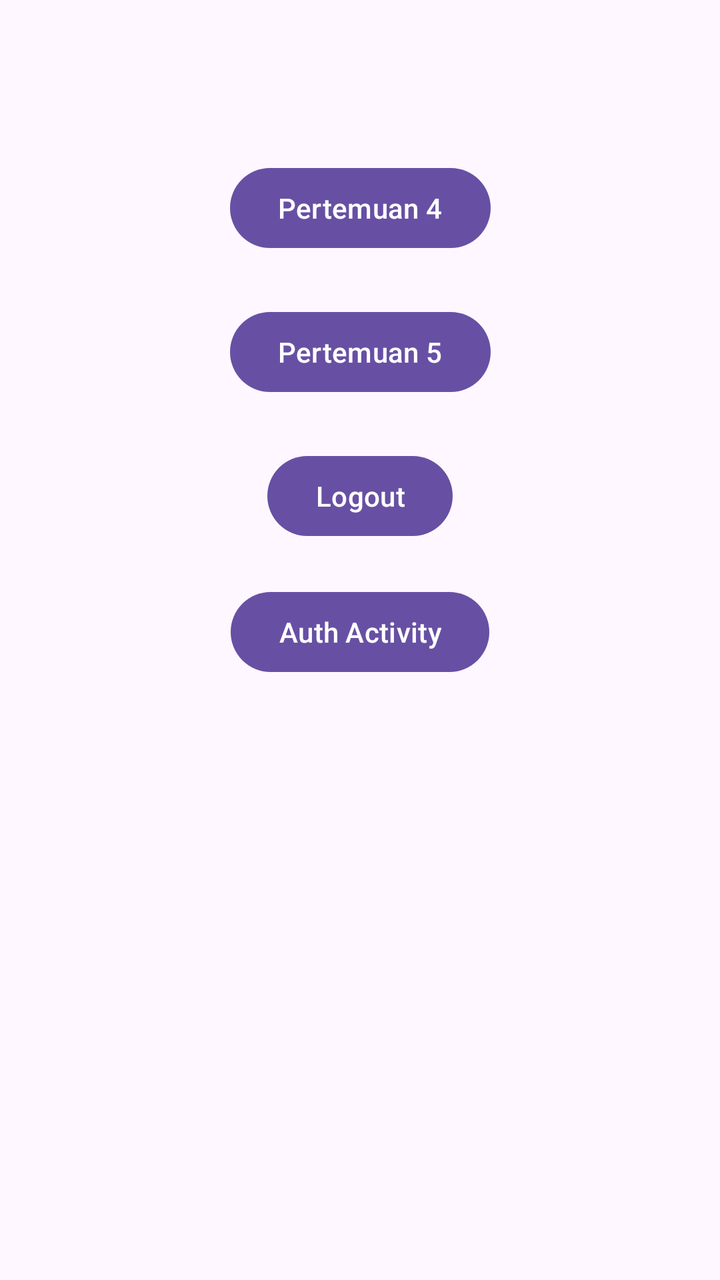
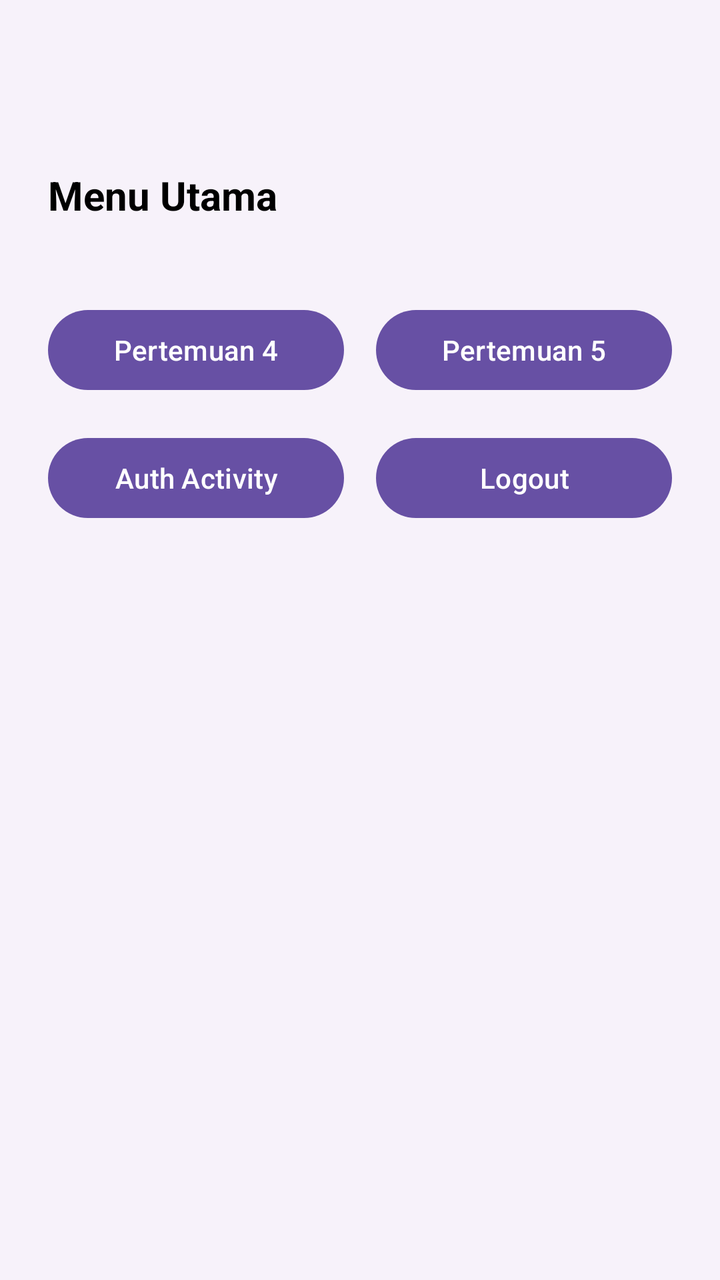

An Android layout rendered at two revisions. The XML below is the earlier revision; the diff shows what the commit changed to produce the second picture.
<!-- AndroidManifest.xml: application theme Theme.PratikumMobileRifa -->
<!-- res/layout/activity_main.xml -->
<?xml version="1.0" encoding="utf-8"?>
<androidx.constraintlayout.widget.ConstraintLayout xmlns:android="http://schemas.android.com/apk/res/android"
    xmlns:app="http://schemas.android.com/apk/res-auto"
    xmlns:tools="http://schemas.android.com/tools"
    android:id="@+id/main"
    android:layout_width="match_parent"
    android:layout_height="match_parent"
    tools:context=".MainActivity">

    <Button
        android:id="@+id/btnToFourth"
        android:layout_width="wrap_content"
        android:layout_height="wrap_content"
        android:layout_marginBottom="512dp"
        android:text="Pertemuan 4"
        app:layout_constraintBottom_toBottomOf="parent"
        app:layout_constraintEnd_toEndOf="parent"
        app:layout_constraintStart_toStartOf="parent" />

    <Button
        android:id="@+id/btnToFifth"
        android:layout_width="wrap_content"
        android:layout_height="wrap_content"
        android:layout_marginBottom="440dp"
        android:text="Pertemuan 5"
        app:layout_constraintBottom_toBottomOf="parent"
        app:layout_constraintEnd_toEndOf="parent"
        app:layout_constraintStart_toStartOf="parent" />

    <Button
        android:id="@+id/btnLogout"
        android:layout_width="wrap_content"
        android:layout_height="wrap_content"
        android:layout_marginBottom="368dp"
        android:text="Logout"
        app:layout_constraintBottom_toBottomOf="parent"
        app:layout_constraintEnd_toEndOf="parent"
        app:layout_constraintStart_toStartOf="parent" />

    <Button
        android:id="@+id/btnToAuth"
        android:layout_width="wrap_content"
        android:layout_height="wrap_content"
        android:layout_marginBottom="300dp"
        android:text="Auth Activity"
        app:layout_constraintBottom_toBottomOf="parent"
        app:layout_constraintEnd_toEndOf="parent"
        app:layout_constraintStart_toStartOf="parent" />
</androidx.constraintlayout.widget.ConstraintLayout>
<!-- resources referenced by this layout -->
<resources>
  <style name="Theme.PratikumMobileRifa" parent="Base.Theme.PratikumMobileRifa" />
  <style name="Base.Theme.PratikumMobileRifa" parent="Theme.Material3.DayNight.NoActionBar">
          
          
      </style>
</resources>

<!-- the commit's change to res/layout/activity_main.xml (unified diff, before → after) -->
@@ -5,45 +5,66 @@
     android:id="@+id/main"
     android:layout_width="match_parent"
     android:layout_height="match_parent"
+    android:background="@color/bg_light"
+    android:padding="24dp"
     tools:context=".MainActivity">
+
+    <TextView
+        android:id="@+id/tvTitleMenu"
+        android:layout_width="wrap_content"
+        android:layout_height="wrap_content"
+        android:layout_marginTop="60dp"
+        android:text="Menu Utama"
+        android:textColor="@color/black"
+        android:textSize="20sp"
+        android:textStyle="bold"
+        app:layout_constraintStart_toStartOf="parent"
+        app:layout_constraintTop_toTopOf="parent" />
 
     <Button
         android:id="@+id/btnToFourth"
-        android:layout_width="wrap_content"
+        android:layout_width="0dp"
         android:layout_height="wrap_content"
-        android:layout_marginBottom="512dp"
+        android:layout_marginTop="40dp"
+        android:layout_marginEnd="8dp"
         android:text="Pertemuan 4"
-        app:layout_constraintBottom_toBottomOf="parent"
-        app:layout_constraintEnd_toEndOf="parent"
-        app:layout_constraintStart_toStartOf="parent" />
+        app:layout_constraintEnd_toStartOf="@id/btnToFifth"
+        app:layout_constraintHorizontal_chainStyle="spread"
+        app:layout_constraintStart_toStartOf="parent"
+        app:layout_constraintTop_toBottomOf="@id/tvTitleMenu" />
 
     <Button
         android:id="@+id/btnToFifth"
-        android:layout_width="wrap_content"
+        android:layout_width="0dp"
         android:layout_height="wrap_content"
-        android:layout_marginBottom="440dp"
+        android:layout_marginStart="8dp"
         android:text="Pertemuan 5"
-        app:layout_constraintBottom_toBottomOf="parent"
+        app:layout_constraintBottom_toBottomOf="@id/btnToFourth"
         app:layout_constraintEnd_toEndOf="parent"
-        app:layout_constraintStart_toStartOf="parent" />
+        app:layout_constraintStart_toEndOf="@id/btnToFourth"
+        app:layout_constraintTop_toTopOf="@id/btnToFourth" />
+
+    <Button
+        android:id="@+id/btnToAuth"
+        android:layout_width="0dp"
+        android:layout_height="wrap_content"
+        android:layout_marginTop="16dp"
+        android:layout_marginEnd="8dp"
+        android:text="Auth Activity"
+        app:layout_constraintEnd_toStartOf="@id/btnLogout"
+        app:layout_constraintHorizontal_chainStyle="spread"
+        app:layout_constraintStart_toStartOf="parent"
+        app:layout_constraintTop_toBottomOf="@id/btnToFourth" />
 
     <Button
         android:id="@+id/btnLogout"
-        android:layout_width="wrap_content"
+        android:layout_width="0dp"
         android:layout_height="wrap_content"
-        android:layout_marginBottom="368dp"
+        android:layout_marginStart="8dp"
         android:text="Logout"
-        app:layout_constraintBottom_toBottomOf="parent"
+        app:layout_constraintBottom_toBottomOf="@id/btnToAuth"
         app:layout_constraintEnd_toEndOf="parent"
-        app:layout_constraintStart_toStartOf="parent" />
+        app:layout_constraintStart_toEndOf="@id/btnToAuth"
+        app:layout_constraintTop_toTopOf="@id/btnToAuth" />
 
-    <Button
-        android:id="@+id/btnToAuth"
-        android:layout_width="wrap_content"
-        android:layout_height="wrap_content"
-        android:layout_marginBottom="300dp"
-        android:text="Auth Activity"
-        app:layout_constraintBottom_toBottomOf="parent"
-        app:layout_constraintEnd_toEndOf="parent"
-        app:layout_constraintStart_toStartOf="parent" />
 </androidx.constraintlayout.widget.ConstraintLayout>
<!-- resource entries referenced after the edit -->
@@ -1,5 +1,7 @@
 <!-- resources referenced by this layout -->
 <resources>
+  <color name="bg_light">#F7F2FA</color>
+  <color name="black">#FF000000</color>
   <style name="Theme.PratikumMobileRifa" parent="Base.Theme.PratikumMobileRifa" />
   <style name="Base.Theme.PratikumMobileRifa" parent="Theme.Material3.DayNight.NoActionBar">
           
